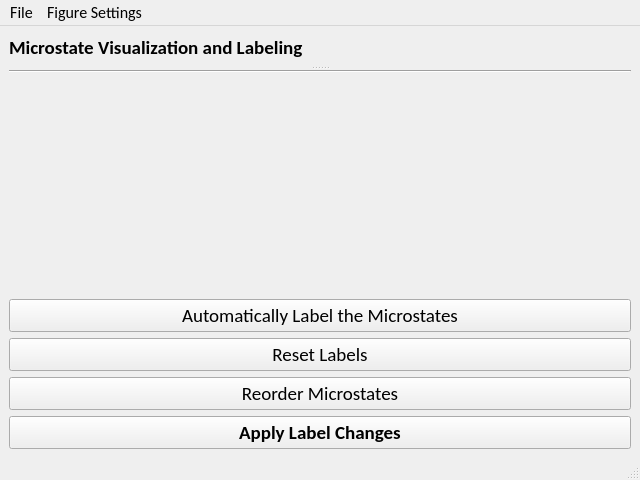
This is EEG_COMET/ui/MicrostateVisualizationWindow.ui in eeg-comet/eeg-comet as Qt 5 draws it before an edit. The edited form follows.
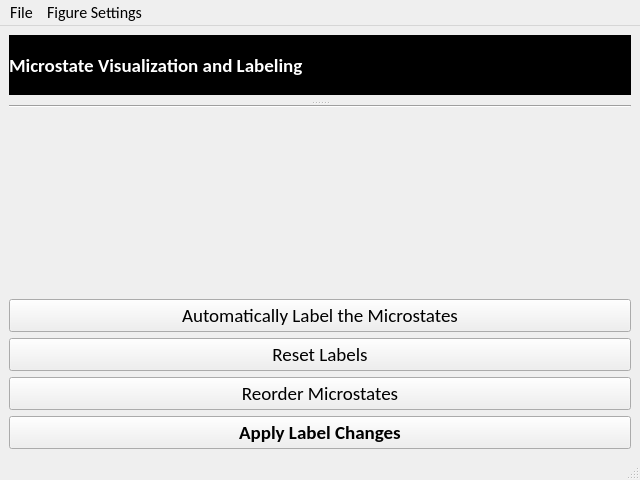
This is the edited form.

Patch:
```diff
--- a/EEG_COMET/ui/MicrostateVisualizationWindow.ui
+++ b/EEG_COMET/ui/MicrostateVisualizationWindow.ui
@@ -156,11 +156,23 @@
     <item row="0" column="0">
      <widget class="QLabel" name="microstate_visualization_label">
       <property name="sizePolicy">
-       <sizepolicy hsizetype="Preferred" vsizetype="Maximum">
+       <sizepolicy hsizetype="Preferred" vsizetype="Preferred">
         <horstretch>0</horstretch>
         <verstretch>0</verstretch>
        </sizepolicy>
       </property>
+      <property name="minimumSize">
+       <size>
+        <width>0</width>
+        <height>60</height>
+       </size>
+      </property>
+      <property name="maximumSize">
+       <size>
+        <width>16777215</width>
+        <height>80</height>
+       </size>
+      </property>
       <property name="font">
        <font>
         <family>Calibri</family>
@@ -169,6 +181,10 @@
         <bold>true</bold>
        </font>
       </property>
+      <property name="styleSheet">
+       <string notr="true">color: rgb(255, 255, 255);
+background-color: rgb(0, 0, 0);</string>
+      </property>
       <property name="text">
        <string>Microstate Visualization and Labeling</string>
       </property>
```
Left out of the diff: 6 changed lines with no effect on the pictures.
